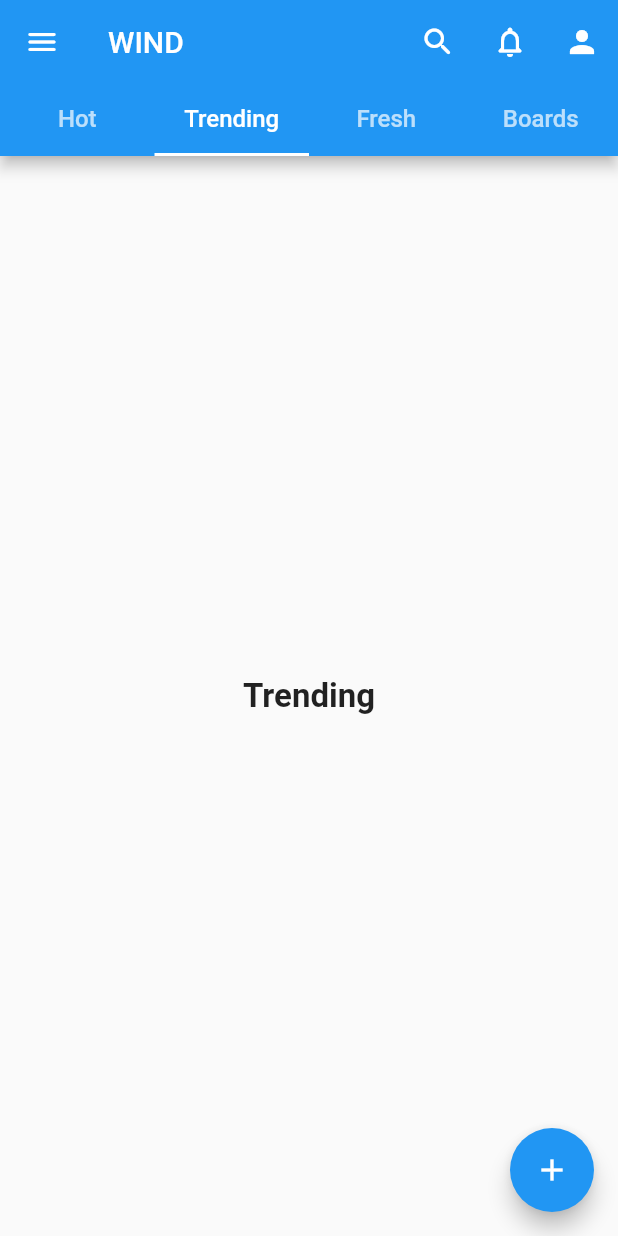
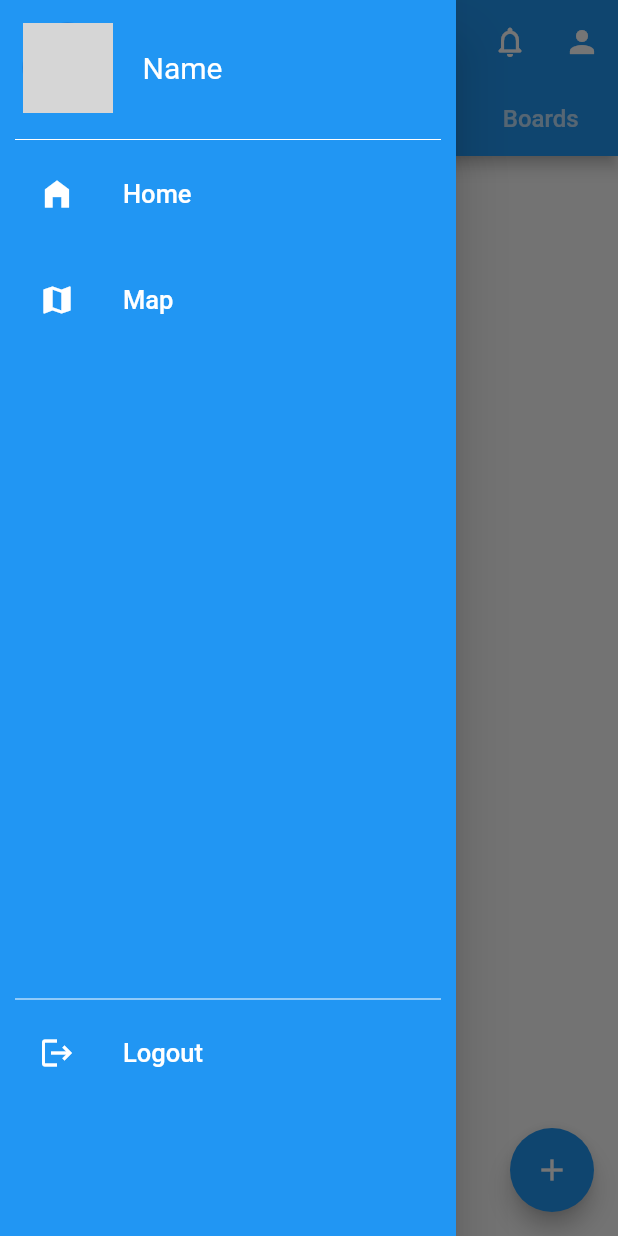
Before and after one commit to aekalaivanpn/wind_app, a Flutter app: the screen it shows after launch, tab 2 chosen, with the side drawer open (before the commit the screen has no drawer), on a phone screen of 412 x 824 dp. Run offline on Flutter 3.47's test engine with Material 2 defaults, Android fonts, the phone set to English and light mode, and no system bars; our stand-ins replace chewie, timeago, video_player; network calls fail; grey boxes are pictures that could not be loaded.

Commit message:
sidebar menu addition

```diff
--- a/lib/home_page.dart
+++ b/lib/home_page.dart
@@ -1,5 +1,6 @@
 import 'package:flutter/material.dart';
 import 'package:video_app/hot_page.dart';
+import 'package:video_app/sidebar_menu.dart';
 
 class HomePage extends StatefulWidget {
   const HomePage({Key? key}) : super(key: key);
@@ -14,10 +15,9 @@ class _HomePageState extends State<HomePage> {
     return DefaultTabController(
       length: 4,
       child: Scaffold(
+        drawer: const SidebarMenu(),
         appBar: AppBar(
           title: const Text('WIND'),
-          leading: IconButton(
-              onPressed: () {}, icon: const Icon(Icons.menu_rounded)),
           actions: [
             IconButton(
                 onPressed: () {}, icon: const Icon(Icons.search_rounded)),
--- /dev/null
+++ b/lib/sidebar_menu.dart
@@ -0,0 +1,81 @@
+import 'package:flutter/material.dart';
+
+class SidebarMenu extends StatelessWidget {
+
+  const SidebarMenu({Key? key}) : super(key: key);
+
+  @override
+  Widget build(BuildContext context) {
+    return Drawer(
+      child: Material(
+        color: Colors.blue,
+        child: ListView(
+          children: <Widget>[
+            buildHeader(
+              onClicked: () {},
+            ),
+            Container(
+              padding: const EdgeInsets.all(10),
+              child: Column(
+                children: [
+                  const Divider(color: Colors.white),
+                  buildMenuItem(
+                    text: 'Home',
+                    icon: Icons.home_filled,
+                    onClicked: () {},
+                  ),
+                  const SizedBox(height: 15),
+                  buildMenuItem(
+                    text: 'Map',
+                    icon: Icons.map,
+                    onClicked: () {},
+                  ),
+                  const SizedBox(height: 430),
+                  const Divider(color: Colors.white),
+                  buildMenuItem(
+                    text: 'Logout',
+                    icon: Icons.logout,
+                    onClicked: () {},
+                  ),
+                ],
+              ),
+            ),
+          ],
+        ),
+      ),
+    );
+  }
+
+  Widget buildMenuItem({
+    required String text,
+    required IconData icon,
+    VoidCallback? onClicked,
+  }) {
+    return ListTile(
+      leading: Icon(icon, color: Colors.white),
+      title: Text(text, style: const TextStyle(color: Colors.white, fontSize: 17.0)),
+      hoverColor: Colors.grey,
+      onTap: onClicked,
+    );
+  }
+
+  Widget buildHeader({
+    required VoidCallback onClicked,
+  }) =>
+      InkWell(
+        onTap: onClicked,
+        child: Container(
+          padding: const EdgeInsets.fromLTRB(15, 15, 15, 0),
+          child: Row(
+            children: const [
+              CircleAvatar(radius: 30, backgroundImage: NetworkImage('https://www.pinclipart.com/picdir/middle/95-958614_man-icon-person-logo-png-clipart.png')),
+              SizedBox(width: 20),
+              Text(
+                'Name',
+                style: TextStyle(fontSize: 20, color: Colors.white),
+              ),
+            ],
+          ),
+        ),
+      );
+}
```
